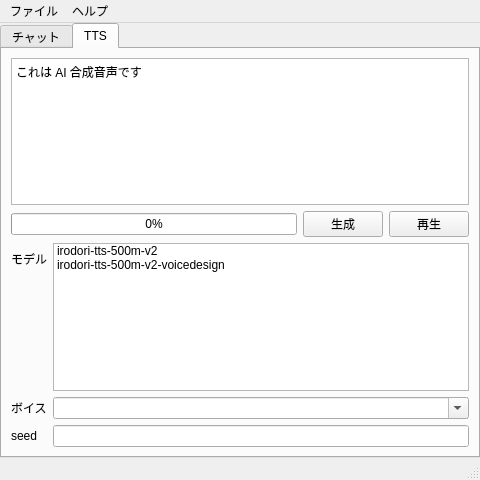
First picture: the form in src/MainWindow.ui, repository mitayuki3/flexichat, before the edit.
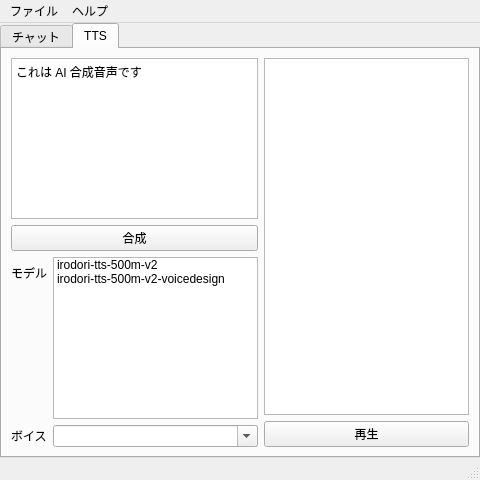
Second picture: the form after the edit. The open tabs and pages were chosen to show the change.

What changed in the file:
```diff
--- a/src/MainWindow.ui
+++ b/src/MainWindow.ui
@@ -147,7 +147,9 @@
        <attribute name="title">
         <string>TTS</string>
        </attribute>
-       <layout class="QVBoxLayout" name="verticalLayout_3">
+       <layout class="QHBoxLayout" name="horizontalLayout_2">
+        <item>
+         <layout class="QVBoxLayout" name="ttsInputLayout">
         <item>
          <widget class="QPlainTextEdit" name="ttsTextEdit">
           <property name="plainText">
@@ -159,40 +161,22 @@
          </widget>
         </item>
         <item>
-         <layout class="QHBoxLayout" name="horizontalLayout">
-          <item>
-           <widget class="QProgressBar" name="ttsProgressBar">
-            <property name="value">
-             <number>0</number>
-            </property>
-           </widget>
-          </item>
-          <item>
            <widget class="QPushButton" name="ttsGenerateButton">
             <property name="text">
-             <string>生成</string>
+             <string>合成</string>
             </property>
            </widget>
-          </item>
-          <item>
-           <widget class="QPushButton" name="ttsPlayButton">
-            <property name="text">
-             <string>再生</string>
-            </property>
-           </widget>
-          </item>
-         </layout>
         </item>
         <item>
          <layout class="QFormLayout" name="formLayout">
-          <item row="0" column="0">
+            <item row="1" column="0">
            <widget class="QLabel" name="label">
             <property name="text">
              <string>モデル</string>
             </property>
            </widget>
           </item>
-          <item row="0" column="1">
+            <item row="1" column="1">
            <widget class="QListWidget" name="ttsModelListWidget">
             <item>
              <property name="text">
@@ -206,30 +190,43 @@
             </item>
            </widget>
           </item>
-          <item row="1" column="0">
+            <item row="2" column="0">
            <widget class="QLabel" name="label_2">
             <property name="text">
              <string>ボイス</string>
             </property>
            </widget>
           </item>
-          <item row="1" column="1">
+            <item row="2" column="1">
            <widget class="QComboBox" name="ttsVoiceCombo">
             <property name="editable">
              <bool>true</bool>
             </property>
            </widget>
           </item>
-          <item row="2" column="0">
-           <widget class="QLabel" name="label_3">
+           </layout>
+          </item>
+         </layout>
+        </item>
+        <item>
+         <layout class="QVBoxLayout" name="ttsOutputLayout">
+          <item>
+           <widget class="QListWidget" name="ttsListWidget">
+            <property name="editTriggers">
+             <set>QAbstractItemView::EditTrigger::NoEditTriggers</set>
+            </property>
+            <property name="selectionMode">
+             <enum>QAbstractItemView::SelectionMode::SingleSelection</enum>
+            </property>
+           </widget>
+          </item>
+          <item>
+           <widget class="QPushButton" name="ttsPlayButton">
             <property name="text">
-             <string>seed</string>
+             <string>再生</string>
             </property>
            </widget>
           </item>
-          <item row="2" column="1">
-           <widget class="QLineEdit" name="ttsSeedEdit"/>
-          </item>
          </layout>
         </item>
        </layout>
```
Left out of the diff: 10 changed lines with no effect on the pictures. Lines whose indentation alone changed are shown as unchanged.
